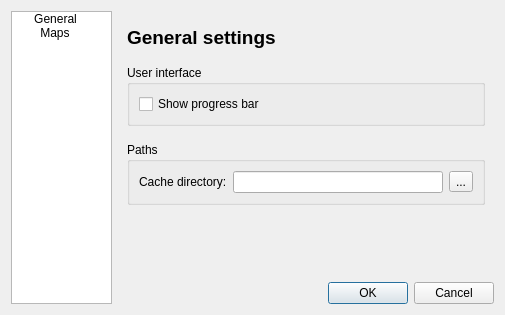
First picture: the form in forms/PreferencesDialog.ui, repository tobydox/rucktrack, before the edit.
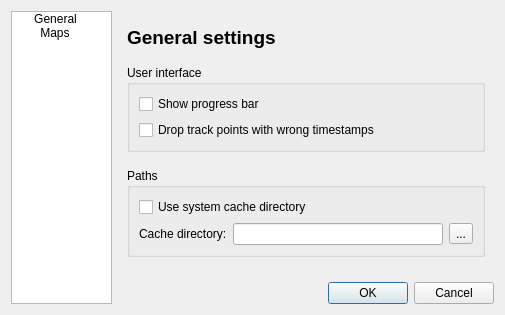
Second picture: the form after the edit. Icons and pictures are not drawn.

Commit message:
PreferencesDialog: added missing UI elements for configuration items
Commits c2f7f04983e0409d7e8f3080fe565145ff3fa8a1 and
45803a19ac78ae643b7981d8c6e9f6c25351fb3e introduced new configuration
items that had no UI elements in the PreferencesDialog yet. Added them.

The edit to the form file:
```diff
--- a/forms/PreferencesDialog.ui
+++ b/forms/PreferencesDialog.ui
@@ -126,6 +126,13 @@
             </property>
            </widget>
           </item>
+          <item row="1" column="0">
+           <widget class="QCheckBox" name="dropFaultyTrackPoints">
+            <property name="text">
+             <string>Drop track points with wrong timestamps</string>
+            </property>
+           </widget>
+          </item>
          </layout>
         </widget>
        </item>
@@ -135,17 +142,17 @@
           <string>Paths</string>
          </property>
          <layout class="QGridLayout" name="gridLayout_3">
-          <item row="0" column="0">
+          <item row="1" column="0">
            <widget class="QLabel" name="label_3">
             <property name="text">
              <string>Cache directory:</string>
             </property>
            </widget>
           </item>
-          <item row="0" column="1">
+          <item row="1" column="1">
            <widget class="QLineEdit" name="cacheDirectory"/>
           </item>
-          <item row="0" column="2">
+          <item row="1" column="2">
            <widget class="QToolButton" name="cacheDirectoryBtn">
             <property name="text">
              <string>...</string>
@@ -156,6 +163,13 @@
             </property>
            </widget>
           </item>
+          <item row="0" column="0" colspan="3">
+           <widget class="QCheckBox" name="useSystemCacheDirectory">
+            <property name="text">
+             <string>Use system cache directory</string>
+            </property>
+           </widget>
+          </item>
          </layout>
         </widget>
        </item>
```
Left out of the diff: 32 changed lines with no effect on the pictures. The commit also changes 3 other files.
